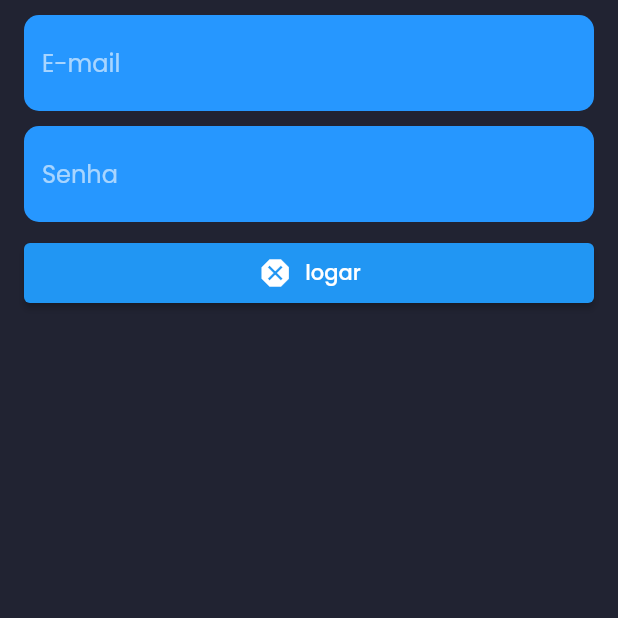
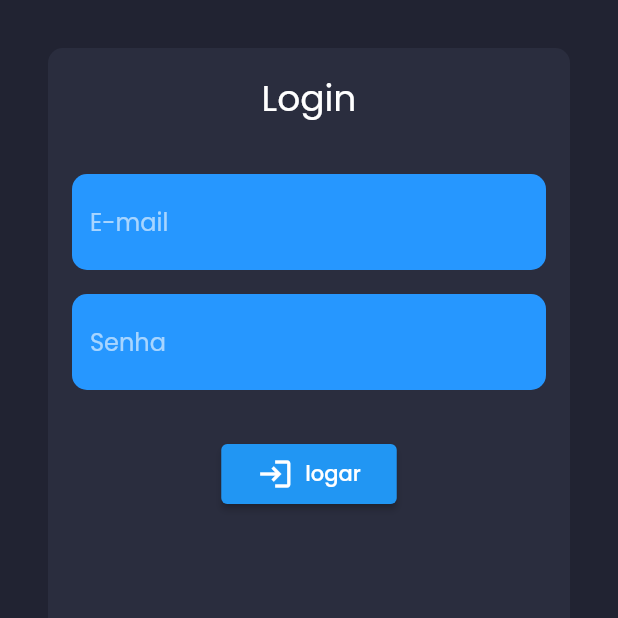
Before and after one commit to manga-easy/app_dashboard, a Flutter app: the screen it shows after launch, on a phone screen of 412 x 824 dp, the top half of it. Run offline on Flutter 3.47's test engine with Material 2 defaults, Android fonts, the phone set to English and light mode, and no system bars; our stand-ins replace appwrite, awesome_notifications, flutter_svg, get, google_fonts; missing offline and left inert: dart_appwrite; statements that could not run were skipped; project files that could hold a hidden picture were left out.

Commit message:
Alteração da auth_page e do controller, adição de uma propriedade ao campo padrão

```diff
--- a/lib/modules/auth/controllers/auth_controller.dart
+++ b/lib/modules/auth/controllers/auth_controller.dart
@@ -2,11 +2,15 @@ import 'package:dashboard_manga_easy/core/services/appwrite_admin.dart';
 import 'package:dashboard_manga_easy/core/services/appwrite_client.dart';
 import 'package:dashboard_manga_easy/core/services/global.dart';
 import 'package:dashboard_manga_easy/modules/main/views/main_screen.dart';
+import 'package:flutter/cupertino.dart';
 import 'package:get/get.dart';
 
 class AuthController extends GetxController {
   final gb = Get.find<Global>();
   final app = Get.find<AppwriteClient>();
+
+  TextEditingController email = TextEditingController();
+  TextEditingController password = TextEditingController();
   @override
   void onClose() {
     super.onClose();
@@ -17,12 +21,15 @@ class AuthController extends GetxController {
     super.onInit();
   }
 
-  logar() {
+  logar() async {
     try {
-    app.account.createSession(email: email, password: password)
-    Get.offAllNamed(MainScreen.router);
-     } catch (e) {
-       Get.defaultDialog(title: 'Erro', middleText: e.toString());
+      await app.account
+          .createSession(email: email.text, password: password.text);
+      Get.offAllNamed(MainScreen.router);
+    } catch (e) {
+      Get.defaultDialog(
+          title: 'Erro ao realizar o login',
+          middleText: 'Verifique seus dados!\n${e.toString()}');
     }
   }
 }
--- a/lib/modules/auth/views/auth_page.dart
+++ b/lib/modules/auth/views/auth_page.dart
@@ -1,3 +1,4 @@
+import 'package:dashboard_manga_easy/core/config/app_theme.dart';
 import 'package:dashboard_manga_easy/modules/auth/controllers/auth_controller.dart';
 import 'package:dashboard_manga_easy/modules/main/views/widgets/button_padrao.dart';
 import 'package:dashboard_manga_easy/modules/main/views/widgets/campo_padrao.dart';
@@ -11,19 +12,43 @@ class AuthPage extends GetView {
   @override
   Widget build(BuildContext context) {
     return Scaffold(
-        body: ListView(
-      padding: EdgeInsets.symmetric(horizontal: 16, vertical: 10),
-      children: [
-        CampoPadrao(hintText: 'E-mail'),
-        SizedBox(height: 10),
-        CampoPadrao(hintText: 'Senha'),
-        SizedBox(height: 10),
-        ButtonPadrao(
-          title: 'logar',
-          icone: Icons.dangerous,
-          onPress: ct.logar,
+        body: Padding(
+      padding: EdgeInsets.symmetric(
+        horizontal: AppTheme.defaultPadding * 2,
+        vertical: AppTheme.defaultPadding * 2,
+      ),
+      child: Container(
+        padding: EdgeInsets.all(AppTheme.defaultPadding),
+        decoration: BoxDecoration(
+          borderRadius: BorderRadius.circular(10),
+          color: AppTheme.secondaryColor,
         ),
-      ],
+        child: Column(
+          children: [
+            Text(
+              'Login',
+              style: TextStyle(fontSize: 24),
+            ),
+            SizedBox(height: AppTheme.defaultPadding * 2),
+            CampoPadrao(
+              hintText: 'E-mail',
+              controller: ct.email,
+            ),
+            SizedBox(height: AppTheme.defaultPadding),
+            CampoPadrao(
+              hintText: 'Senha',
+              controller: ct.password,
+              obscureText: true,
+            ),
+            SizedBox(height: AppTheme.defaultPadding * 2),
+            ButtonPadrao(
+              title: 'logar',
+              icone: Icons.login,
+              onPress: () => ct.logar(),
+            ),
+          ],
+        ),
+      ),
     ));
   }
 }
--- a/lib/modules/main/views/widgets/campo_padrao.dart
+++ b/lib/modules/main/views/widgets/campo_padrao.dart
@@ -9,8 +9,10 @@ class CampoPadrao extends GetView {
   final Widget? icone;
   final void Function()? onEditComplet;
   final TextEditingController? controller;
+  final bool? obscureText;
   const CampoPadrao({
     Key? key,
+    this.obscureText,
     this.hintText,
     this.icone,
     this.onChange,
@@ -21,6 +23,7 @@ class CampoPadrao extends GetView {
   @override
   Widget build(BuildContext context) {
     return TextField(
+      obscureText: obscureText != null,
       style: Get.textTheme.subtitle1!.copyWith(color: AppTheme.bgColor),
       onChanged: onChange,
       controller: controller,
@@ -39,7 +42,8 @@ class CampoPadrao extends GetView {
                 onTap: () {},
                 child: Container(
                   padding: EdgeInsets.all(AppTheme.defaultPadding * 0.75),
-                  margin: EdgeInsets.symmetric(horizontal: AppTheme.defaultPadding / 2),
+                  margin: EdgeInsets.symmetric(
+                      horizontal: AppTheme.defaultPadding / 2),
                   decoration: BoxDecoration(
                     color: AppTheme.secondaryColor,
                     borderRadius: const BorderRadius.all(Radius.circular(10)),
```
